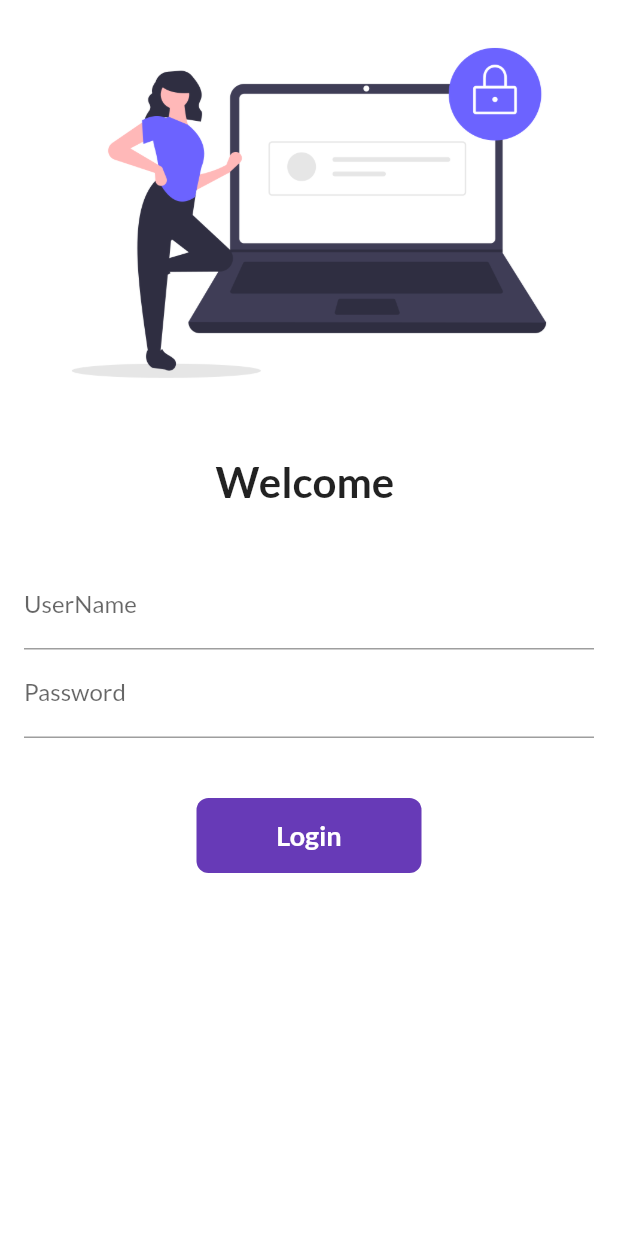
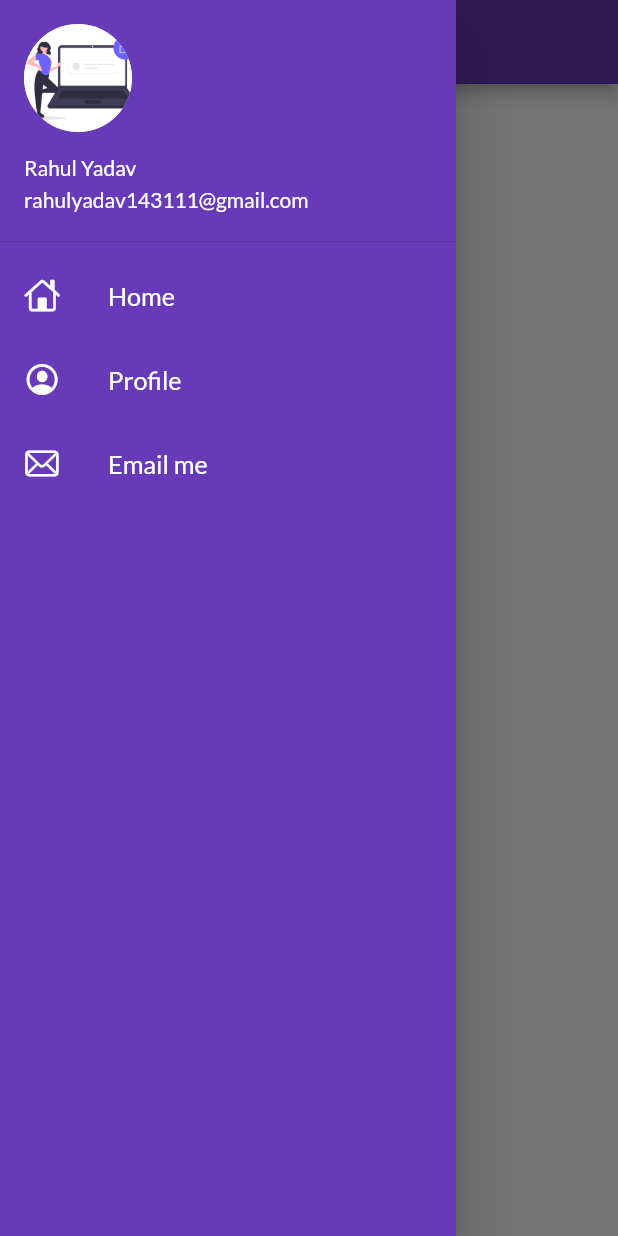
Before and after one commit to RahulYadavLog/Flutter9Hour, a Flutter app: the screen it shows after launch, with the side drawer open (before the commit the screen has no drawer), on a phone screen of 412 x 824 dp. Run offline on Flutter 3.47's test engine with Material 2 defaults, Android fonts, the phone set to English and light mode, and no system bars; our stand-ins replace google_fonts.

Commit message:
Day9 Completed

```diff
--- a/samapleapp/lib/main.dart
+++ b/samapleapp/lib/main.dart
@@ -22,7 +22,7 @@ class MyApp extends StatelessWidget {
       fontFamily: GoogleFonts.lato().fontFamily,
       primaryTextTheme: GoogleFonts.latoTextTheme()),
       darkTheme: ThemeData(brightness: Brightness.dark),
-      initialRoute: "/login",
+      initialRoute: MyRoutes.homeRoutes,
       routes: {
         MyRoutes.loginRoutes:(context)=>LoginPage(),
         MyRoutes.homeRoutes:(context)=> HomePage()
--- a/samapleapp/lib/pages/home_page.dart
+++ b/samapleapp/lib/pages/home_page.dart
@@ -1,4 +1,5 @@
 import 'package:flutter/material.dart';
+import 'package:samapleapp/widgets/drawer.dart';
 
 class HomePage extends StatelessWidget {
   const HomePage({ Key? key }) : super(key: key);
@@ -18,7 +19,7 @@ final String name="Rahul";
     ),
 
     ),
-    drawer: Drawer(),
+    drawer: MyDrawer(),
     );
 
   }
--- /dev/null
+++ b/samapleapp/lib/widgets/drawer.dart
@@ -0,0 +1,51 @@
+import 'package:flutter/cupertino.dart';
+import 'package:flutter/material.dart';
+class MyDrawer extends StatelessWidget {
+
+
+  @override
+  Widget build(BuildContext context) {
+    final imageurl="https://www.pexels.com/photo/man-smiling-behind-wall-220453/";
+    return Drawer(
+      child: Container(
+        color: Colors.deepPurple,
+        child: ListView(
+          padding: EdgeInsets.zero,
+          children: [
+            DrawerHeader(
+              padding: EdgeInsets.zero,
+              child:UserAccountsDrawerHeader(
+              margin: EdgeInsets.zero,
+              // decoration: BoxDecoration(color: Colors.white),
+              accountName: Text("Rahul Yadav",style: TextStyle(color: Colors.white),),
+            accountEmail: Text("rahulyadav143111@gmail.com",style: TextStyle(color: Colors.white),),
+            currentAccountPicture: CircleAvatar(
+              backgroundImage:AssetImage("assets/images/img1.png")),
+            )
+            ),
+          ListTile(leading:
+          Icon(CupertinoIcons.home,color: Colors.white,)
+         , title: Text("Home",
+         textScaleFactor: 1.2,
+         style: TextStyle(color: Colors.white),)
+          ,),
+   ListTile(leading:
+   Icon(CupertinoIcons.profile_circled,color: Colors.white,)
+         , title: Text("Profile",
+         textScaleFactor: 1.2,
+         style: TextStyle(color: Colors.white),)
+          ,),
+             ListTile(leading: Icon(CupertinoIcons.mail,color: Colors.white,)
+         , title: Text("Email me",
+         textScaleFactor: 1.2,
+         style: TextStyle(color: Colors.white),)
+          ,)
+
+          ],
+
+          ),
+      ),
+
+    );
+  }
+}
```
